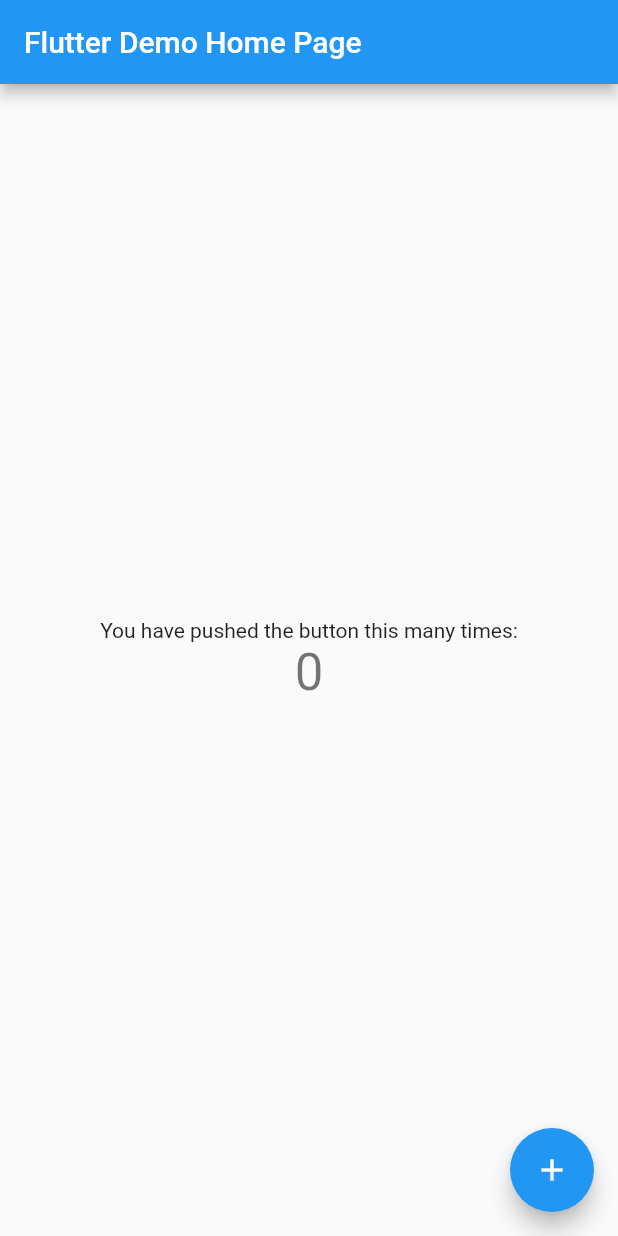
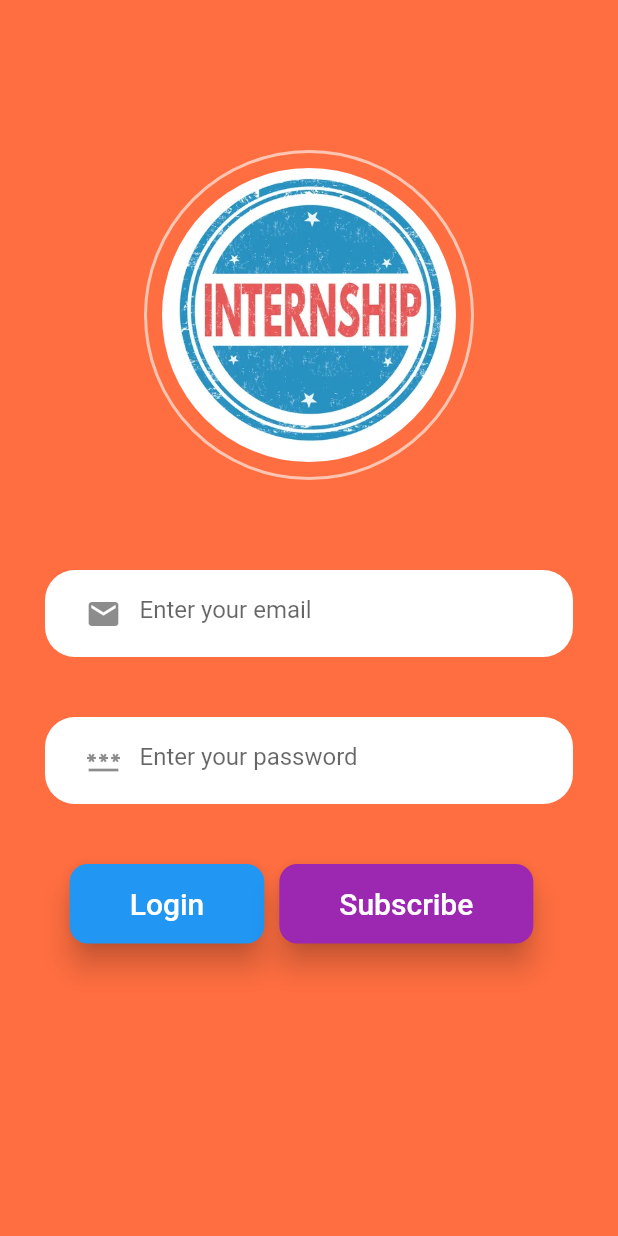
Before and after one commit to YagizTansu/internship.net, a Flutter app: the screen it shows after launch, on a phone screen of 412 x 824 dp. Run offline on Flutter 3.47's test engine with Material 2 defaults, Android fonts, the phone set to English and light mode, and no system bars.

Commit message:
Login page design added

```diff
--- /dev/null
+++ b/lib/Login.dart
@@ -0,0 +1,127 @@
+import 'package:flutter/material.dart';
+
+class Login extends StatefulWidget {
+  const Login({Key? key}) : super(key: key);
+
+  @override
+  State<Login> createState() => _LoginState();
+}
+
+class _LoginState extends State<Login> {
+  @override
+  Widget build(BuildContext context) {
+    return SafeArea(
+        child: Scaffold(
+          body: Center(
+            child: Container(
+              width: MediaQuery.of(context).size.width,
+              height: MediaQuery.of(context).size.height,
+              decoration: BoxDecoration(
+                color: Colors.deepOrangeAccent,
+              ),
+              child: SingleChildScrollView(
+                child: Column(
+                  children: [
+                    Container(
+                      height: 220,
+                      width: 220,
+                      margin: EdgeInsets.only(top: 100),
+                      padding: EdgeInsets.all(10),
+                      decoration: BoxDecoration(
+                        borderRadius: BorderRadius.circular(150),
+                        border: Border.all(
+                          color: Colors.white60,
+                          width: 2
+                        ),
+                      ),
+                      child: Container(
+                        decoration: BoxDecoration(
+                          borderRadius: BorderRadius.circular(150),
+                          image: DecorationImage(
+                            image: AssetImage("images/logo.png"),
+                            fit: BoxFit.fill,
+                          ),
+                        ),
+                      ),
+                    ),
+                    Container(
+                      decoration: BoxDecoration(
+                        color: Colors.white,
+                        borderRadius: BorderRadius.vertical(top: Radius.circular(20),bottom: Radius.circular(20))
+                      ),
+                      margin: EdgeInsets.only(top:60,left: 30,right: 30,bottom: 10),
+                      padding: EdgeInsets.only(left: 15,right: 15,top: 5,bottom: 5),
+                      child: TextFormField(
+                        decoration: InputDecoration(
+                            border: InputBorder.none,
+                          prefixIcon: Icon(Icons.mail),
+                          hintText: "Enter your email"
+                        ),
+                      ),
+                    ),
+                    Container(
+                      decoration: BoxDecoration(
+                          color: Colors.white,
+                          borderRadius: BorderRadius.vertical(top: Radius.circular(20),bottom: Radius.circular(20))
+                      ),
+                      margin: EdgeInsets.all(30),
+                      padding: EdgeInsets.only(left: 15,right: 15,top: 5,bottom: 5),
+                      child: TextFormField(
+                        obscureText: true,
+                        decoration: InputDecoration(
+                            border: InputBorder.none,
+                            prefixIcon: Icon(Icons.password),
+                            hintText: "Enter your password"
+                        ),
+                      ),
+                    ),
+                    Row(
+                        mainAxisAlignment: MainAxisAlignment.center, //Center Row contents horizontally,
+                      children: [
+                        ElevatedButton(
+                          onPressed: () {
+
+                          },
+                          child: Text('Login',style: TextStyle(
+                            fontSize: 20
+                          ),
+                          ),
+                          style: ElevatedButton.styleFrom(
+                            padding: EdgeInsets.symmetric(vertical: 15,horizontal: 40),
+                            elevation: 8,
+                            shape: RoundedRectangleBorder(
+                              borderRadius: BorderRadius.circular(12), // <-- Radius
+                            ),
+                          ),
+                        ),
+                        Container(
+                          margin: EdgeInsets.all(10),
+                          child: ElevatedButton(
+                            onPressed: () {
+                            },
+                            child: Text('Subscribe',style: TextStyle(
+                                fontSize: 20
+                            ),
+                            ),
+                            style: ElevatedButton.styleFrom(
+                              backgroundColor: Colors.purple,
+                              padding: EdgeInsets.symmetric(vertical: 15,horizontal: 40),
+                              elevation: 8,
+                              shape: RoundedRectangleBorder(
+                                borderRadius: BorderRadius.circular(12), // <-- Radius
+                              ),
+                            ),
+                          ),
+                        ),
+
+                      ],
+                    )
+                  ],
+                ),
+              ),
+            ),
+          ),
+        )
+    );
+  }
+}
--- a/lib/main.dart
+++ b/lib/main.dart
@@ -1,4 +1,5 @@
 import 'package:flutter/material.dart';
+import 'package:internship/Login.dart';
 
 void main() {
   runApp(const MyApp());
@@ -12,104 +13,11 @@ class MyApp extends StatelessWidget {
   Widget build(BuildContext context) {
     return MaterialApp(
       title: 'Flutter Demo',
+      debugShowCheckedModeBanner: false,
       theme: ThemeData(
-        // This is the theme of your application.
-        //
-        // Try running your application with "flutter run". You'll see the
-        // application has a blue toolbar. Then, without quitting the app, try
-        // changing the primarySwatch below to Colors.green and then invoke
-        // "hot reload" (press "r" in the console where you ran "flutter run",
-        // or simply save your changes to "hot reload" in a Flutter IDE).
-        // Notice that the counter didn't reset back to zero; the application
-        // is not restarted.
         primarySwatch: Colors.blue,
       ),
-      home: const MyHomePage(title: 'Flutter Demo Home Page'),
+      home: const Login(),
     );
   }
 }
-
-class MyHomePage extends StatefulWidget {
-  const MyHomePage({super.key, required this.title});
-
-  // This widget is the home page of your application. It is stateful, meaning
-  // that it has a State object (defined below) that contains fields that affect
-  // how it looks.
-
-  // This class is the configuration for the state. It holds the values (in this
-  // case the title) provided by the parent (in this case the App widget) and
-  // used by the build method of the State. Fields in a Widget subclass are
-  // always marked "final".
-
-  final String title;
-
-  @override
-  State<MyHomePage> createState() => _MyHomePageState();
-}
-
-class _MyHomePageState extends State<MyHomePage> {
-  int _counter = 0;
-
-  void _incrementCounter() {
-    setState(() {
-      // This call to setState tells the Flutter framework that something has
-      // changed in this State, which causes it to rerun the build method below
-      // so that the display can reflect the updated values. If we changed
-      // _counter without calling setState(), then the build method would not be
-      // called again, and so nothing would appear to happen.
-      _counter++;
-    });
-  }
-
-  @override
-  Widget build(BuildContext context) {
-    // This method is rerun every time setState is called, for instance as done
-    // by the _incrementCounter method above.
-    //
-    // The Flutter framework has been optimized to make rerunning build methods
-    // fast, so that you can just rebuild anything that needs updating rather
-    // than having to individually change instances of widgets.
-    return Scaffold(
-      appBar: AppBar(
-        // Here we take the value from the MyHomePage object that was created by
-        // the App.build method, and use it to set our appbar title.
-        title: Text(widget.title),
-      ),
-      body: Center(
-        // Center is a layout widget. It takes a single child and positions it
-        // in the middle of the parent.
-        child: Column(
-          // Column is also a layout widget. It takes a list of children and
-          // arranges them vertically. By default, it sizes itself to fit its
-          // children horizontally, and tries to be as tall as its parent.
-          //
-          // Invoke "debug painting" (press "p" in the console, choose the
-          // "Toggle Debug Paint" action from the Flutter Inspector in Android
-          // Studio, or the "Toggle Debug Paint" command in Visual Studio Code)
-          // to see the wireframe for each widget.
-          //
-          // Column has various properties to control how it sizes itself and
-          // how it positions its children. Here we use mainAxisAlignment to
-          // center the children vertically; the main axis here is the vertical
-          // axis because Columns are vertical (the cross axis would be
-          // horizontal).
-          mainAxisAlignment: MainAxisAlignment.center,
-          children: <Widget>[
-            const Text(
-              'You have pushed the button this many times:',
-            ),
-            Text(
-              '$_counter',
-              style: Theme.of(context).textTheme.headline4,
-            ),
-          ],
-        ),
-      ),
-      floatingActionButton: FloatingActionButton(
-        onPressed: _incrementCounter,
-        tooltip: 'Increment',
-        child: const Icon(Icons.add),
-      ), // This trailing comma makes auto-formatting nicer for build methods.
-    );
-  }
-}
--- a/pubspec.yaml
+++ b/pubspec.yaml
@@ -60,8 +60,8 @@ flutter:
   uses-material-design: true
 
   # To add assets to your application, add an assets section, like this:
-  # assets:
-  #   - images/a_dot_burr.jpeg
+  assets:
+    - images/logo.png
   #   - images/a_dot_ham.jpeg
 
   # An image asset can refer to one or more resolution-specific "variants", see
```
Also changed, not shown: images/logo.png (added).
